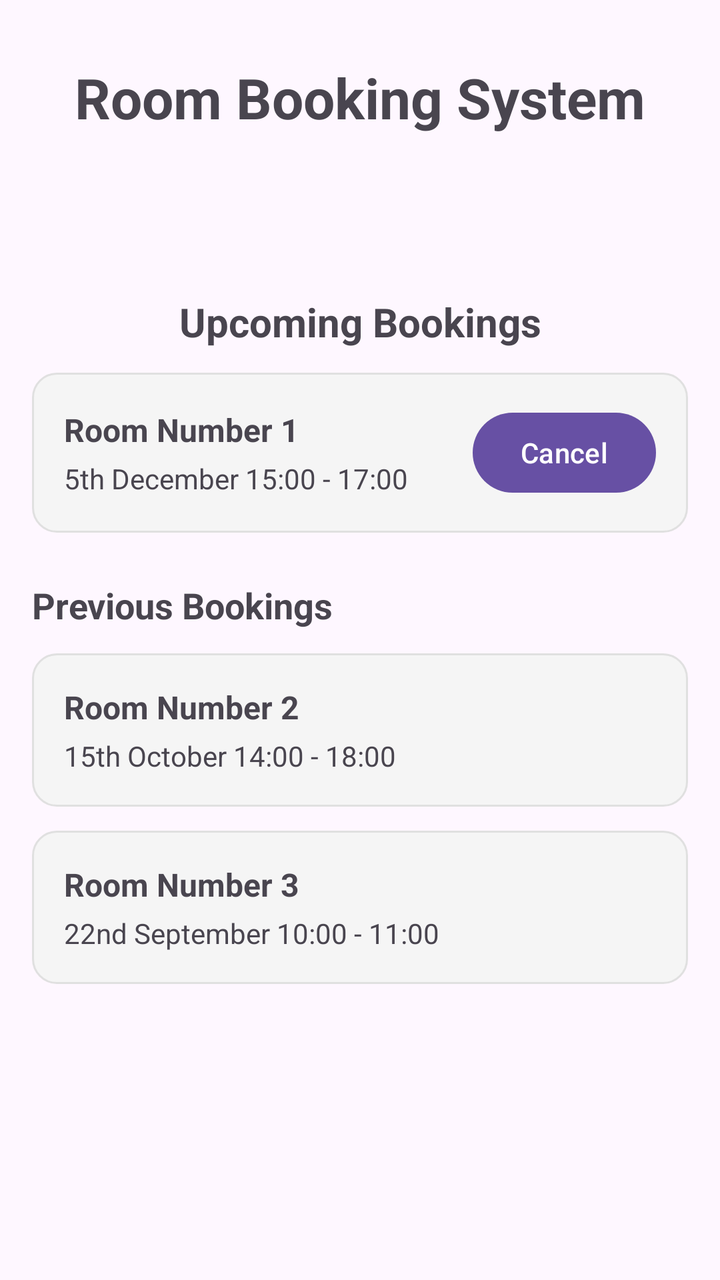
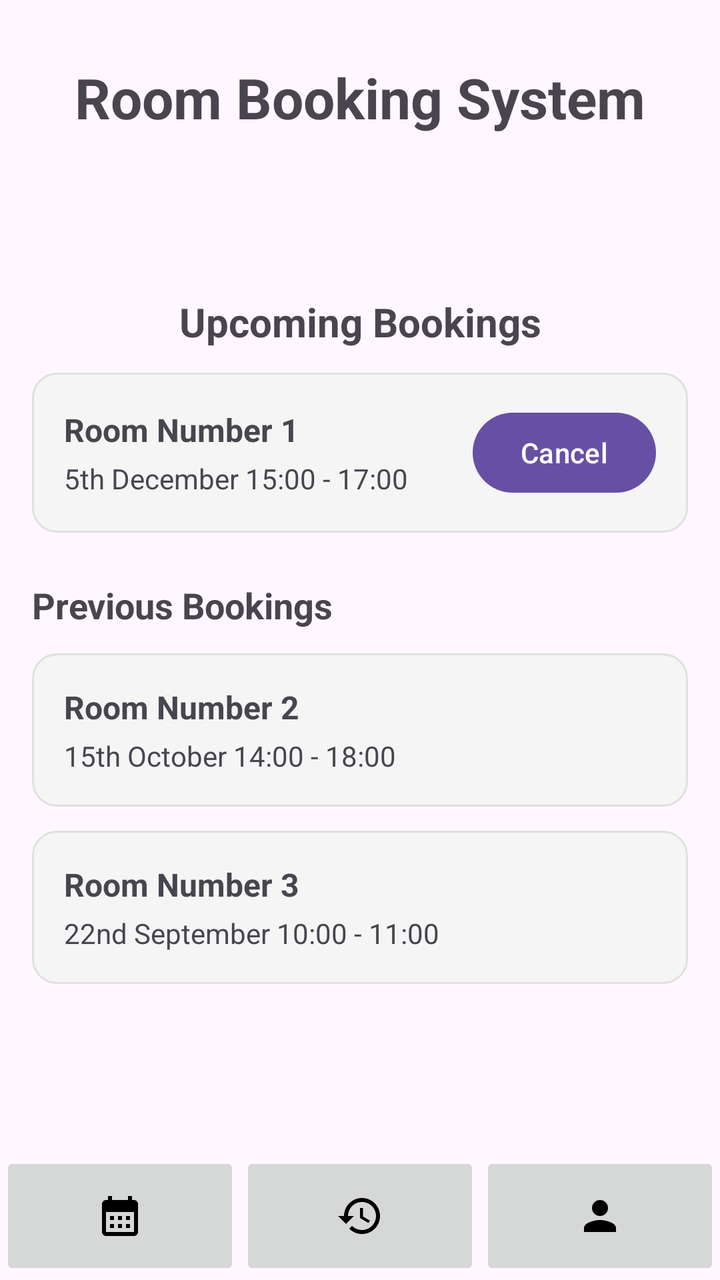

Before-and-after screenshots of an Android layout around one commit, followed by the original layout XML and the change that was made.
<!-- AndroidManifest.xml: application theme Theme.COMP2000bookingRoomApp -->
<!-- res/layout/activity_historypage.xml -->
<?xml version="1.0" encoding="utf-8"?>
<androidx.constraintlayout.widget.ConstraintLayout xmlns:android="http://schemas.android.com/apk/res/android"
    xmlns:app="http://schemas.android.com/apk/res-auto"
    xmlns:tools="http://schemas.android.com/tools"
    android:id="@+id/main"
    android:layout_width="match_parent"
    android:layout_height="match_parent"
    tools:context=".historypage">

    <TextView
        android:id="@+id/title"
        android:layout_width="wrap_content"
        android:layout_height="wrap_content"
        android:text="Room Booking System"
        android:textSize="28sp"
        android:textStyle="bold"
        android:layout_marginTop="30dp"
        app:layout_constraintTop_toTopOf="parent"
        app:layout_constraintStart_toStartOf="parent"
        app:layout_constraintEnd_toEndOf="parent" />

    <TextView
        android:id="@+id/subtitle1"
        android:layout_width="wrap_content"
        android:layout_height="wrap_content"
        android:text="Upcoming Bookings"
        android:textSize="20sp"
        android:textStyle="bold"
        android:layout_marginTop="80dp"
        app:layout_constraintTop_toBottomOf="@+id/title"
        app:layout_constraintStart_toStartOf="parent"
        app:layout_constraintEnd_toEndOf="parent" />

    <LinearLayout
        android:id="@+id/upcomingBooking1"
        android:layout_width="match_parent"
        android:layout_height="wrap_content"
        android:orientation="horizontal"
        android:layout_marginTop="12dp"
        android:layout_marginStart="16dp"
        android:layout_marginEnd="16dp"
        android:padding="16dp"
        android:gravity="center_vertical"
        android:background="@drawable/rectanglecontainer"
        app:layout_constraintTop_toBottomOf="@+id/subtitle1"
        app:layout_constraintStart_toStartOf="parent"
        app:layout_constraintEnd_toEndOf="parent" >

        <LinearLayout
            android:layout_width="0dp"
            android:layout_height="wrap_content"
            android:layout_weight="1"
            android:orientation="vertical">

            <TextView
                android:id="@+id/roomNumber"
                android:layout_width="wrap_content"
                android:layout_height="wrap_content"
                android:text="Room Number 1"
                android:textSize="16sp"
                android:textStyle="bold" />

            <TextView
                android:id="@+id/dateAndTime"
                android:layout_width="wrap_content"
                android:layout_height="wrap_content"
                android:text="5th December 15:00 - 17:00"
                android:textSize="14sp"
                android:layout_marginTop="4dp" />
        </LinearLayout>

    <Button
        android:id="@+id/cancelBookingButton"
        android:layout_width="wrap_content"
        android:layout_height="wrap_content"
        android:layout_marginStart="16dp"
        android:text="Cancel"
        android:minHeight="48dp" />
    </LinearLayout>

    <TextView
        android:id="@+id/subtitle2"
        android:layout_width="wrap_content"
        android:layout_height="wrap_content"
        android:text="Previous Bookings"
        android:textSize="18sp"
        android:textStyle="bold"
        android:layout_marginTop="24dp"
        android:layout_marginStart="16dp"
        app:layout_constraintTop_toBottomOf="@id/upcomingBooking1"
        app:layout_constraintStart_toStartOf="parent" />

    <LinearLayout
        android:id="@+id/previousBooking1"
        android:layout_width="match_parent"
        android:layout_height="wrap_content"
        android:orientation="horizontal"
        android:layout_marginTop="12dp"
        android:layout_marginStart="16dp"
        android:layout_marginEnd="16dp"
        android:padding="16dp"
        android:gravity="center_vertical"
        android:background="@drawable/rectanglecontainer"
        app:layout_constraintTop_toBottomOf="@+id/subtitle2"
        app:layout_constraintStart_toStartOf="parent"
        app:layout_constraintEnd_toEndOf="parent" >

        <LinearLayout
            android:layout_width="0dp"
            android:layout_height="wrap_content"
            android:layout_weight="1"
            android:orientation="vertical">

            <TextView
                android:id="@+id/roomNumber2"
                android:layout_width="wrap_content"
                android:layout_height="wrap_content"
                android:text="Room Number 2"
                android:textSize="16sp"
                android:textStyle="bold" />

            <TextView
                android:id="@+id/dateAndTime2"
                android:layout_width="wrap_content"
                android:layout_height="wrap_content"
                android:text="15th October 14:00 - 18:00"
                android:textSize="14sp"
                android:layout_marginTop="4dp" />
        </LinearLayout>

    </LinearLayout>

    <LinearLayout
        android:id="@+id/previousBooking2"
        android:layout_width="match_parent"
        android:layout_height="wrap_content"
        android:orientation="horizontal"
        android:layout_marginTop="12dp"
        android:layout_marginStart="16dp"
        android:layout_marginEnd="16dp"
        android:padding="16dp"
        android:gravity="center_vertical"
        android:background="@drawable/rectanglecontainer"
        app:layout_constraintTop_toBottomOf="@+id/previousBooking1"
        app:layout_constraintStart_toStartOf="parent"
        app:layout_constraintEnd_toEndOf="parent" >

        <LinearLayout
            android:layout_width="0dp"
            android:layout_height="wrap_content"
            android:layout_weight="1"
            android:orientation="vertical">

            <TextView
                android:id="@+id/roomNumber3"
                android:layout_width="wrap_content"
                android:layout_height="wrap_content"
                android:text="Room Number 3"
                android:textSize="16sp"
                android:textStyle="bold" />

            <TextView
                android:id="@+id/dateAndTime3"
                android:layout_width="wrap_content"
                android:layout_height="wrap_content"
                android:text="22nd September 10:00 - 11:00"
                android:textSize="14sp"
                android:layout_marginTop="4dp" />
        </LinearLayout>

    </LinearLayout>

    </androidx.constraintlayout.widget.ConstraintLayout>
<!-- resources referenced by this layout -->
<resources>
  <!-- drawable rectanglecontainer (drawable) -->
  <?xml version="1.0" encoding="utf-8"?>
  <shape xmlns:android="http://schemas.android.com/apk/res/android"
      android:shape="rectangle">
  
      <solid android:color="#F5F5F5" />
  
      <stroke android:width="1dp"
          android:color="#E0E0E0" />
  
      <corners android:radius="12dp" />
  
  </shape>
  <style name="Theme.COMP2000bookingRoomApp" parent="Base.Theme.COMP2000bookingRoomApp" />
  <style name="Base.Theme.COMP2000bookingRoomApp" parent="Theme.Material3.DayNight.NoActionBar">
          
          
      </style>
</resources>

<!-- the commit's change to res/layout/activity_historypage.xml (unified diff, before → after) -->
@@ -170,4 +170,40 @@
 
     </LinearLayout>
 
+    <LinearLayout
+        android:id="@+id/hotbar"
+        android:layout_width="match_parent"
+        android:layout_height="64dp"
+        android:orientation="horizontal"
+        android:elevation="8dp"
+        app:layout_constraintBottom_toBottomOf="parent"
+        app:layout_constraintStart_toStartOf="parent"
+        app:layout_constraintEnd_toEndOf="parent">
+
+        <ImageButton
+            android:id="@+id/calendarNavButton"
+            android:layout_width="0dp"
+            android:layout_height="match_parent"
+            android:layout_weight="1"
+            android:src="@drawable/calendaricon"
+            android:contentDescription="calendar screen button" />
+
+        <ImageButton
+            android:id="@+id/historyNavButton"
+            android:layout_width="0dp"
+            android:layout_height="match_parent"
+            android:layout_weight="1"
+            android:src="@drawable/historyicon"
+            android:contentDescription="history screen button" />
+
+        <ImageButton
+            android:id="@+id/profileNavButton"
+            android:layout_width="0dp"
+            android:layout_height="match_parent"
+            android:layout_weight="1"
+            android:src="@drawable/profileicon"
+            android:contentDescription="profile screen button" />
+
+    </LinearLayout>
+
     </androidx.constraintlayout.widget.ConstraintLayout>
<!-- resource entries referenced after the edit -->
@@ -1,5 +1,23 @@
 <!-- resources referenced by this layout -->
 <resources>
+  <!-- drawable calendaricon (drawable) -->
+  <vector xmlns:android="http://schemas.android.com/apk/res/android" android:height="24dp" android:tint="#000000" android:viewportHeight="24" android:viewportWidth="24" android:width="24dp">
+        
+      <path android:fillColor="@android:color/white" android:pathData="M19,4h-1V2h-2v2H8V2H6v2H5C3.89,4 3.01,4.9 3.01,6L3,20c0,1.1 0.89,2 2,2h14c1.1,0 2,-0.9 2,-2V6C21,4.9 20.1,4 19,4zM19,20H5V10h14V20zM9,14H7v-2h2V14zM13,14h-2v-2h2V14zM17,14h-2v-2h2V14zM9,18H7v-2h2V18zM13,18h-2v-2h2V18zM17,18h-2v-2h2V18z"/>
+      
+  </vector>
+  <!-- drawable historyicon (drawable) -->
+  <vector xmlns:android="http://schemas.android.com/apk/res/android" android:height="24dp" android:tint="#000000" android:viewportHeight="24" android:viewportWidth="24" android:width="24dp">
+        
+      <path android:fillColor="@android:color/white" android:pathData="M13,3c-4.97,0 -9,4.03 -9,9L1,12l3.89,3.89 0.07,0.14L9,12L6,12c0,-3.87 3.13,-7 7,-7s7,3.13 7,7 -3.13,7 -7,7c-1.93,0 -3.68,-0.79 -4.94,-2.06l-1.42,1.42C8.27,19.99 10.51,21 13,21c4.97,0 9,-4.03 9,-9s-4.03,-9 -9,-9zM12,8v5l4.28,2.54 0.72,-1.21 -3.5,-2.08L13.5,8L12,8z"/>
+      
+  </vector>
+  <!-- drawable profileicon (drawable) -->
+  <vector xmlns:android="http://schemas.android.com/apk/res/android" android:height="24dp" android:tint="#000000" android:viewportHeight="24" android:viewportWidth="24" android:width="24dp">
+        
+      <path android:fillColor="@android:color/white" android:pathData="M12,12c2.21,0 4,-1.79 4,-4s-1.79,-4 -4,-4 -4,1.79 -4,4 1.79,4 4,4zM12,14c-2.67,0 -8,1.34 -8,4v2h16v-2c0,-2.66 -5.33,-4 -8,-4z"/>
+      
+  </vector>
   <!-- drawable rectanglecontainer (drawable) -->
   <?xml version="1.0" encoding="utf-8"?>
   <shape xmlns:android="http://schemas.android.com/apk/res/android"
